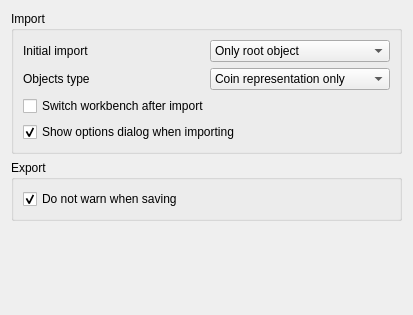
Before: the Qt Designer form ui/preferencesNativeIFC.ui in yorikvanhavre/FreeCAD-NativeIFC, drawn with Qt 5.
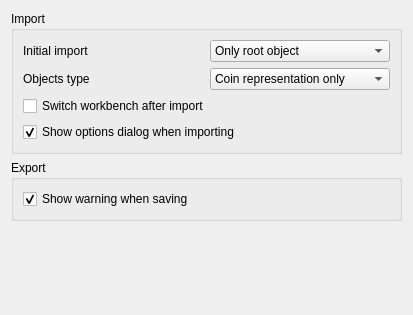
After: the same form once the commit is applied. Custom widgets are drawn as their Qt base class.

Commit message: Added document observer to handle doc saving

What changed in the file:
```diff
--- a/ui/preferencesNativeIFC.ui
+++ b/ui/preferencesNativeIFC.ui
@@ -139,7 +139,7 @@
       <item>
        <widget class="Gui::PrefCheckBox" name="checkBox_2">
         <property name="text">
-         <string>Do not warn when saving</string>
+         <string>Show warning when saving</string>
         </property>
         <property name="checked">
          <bool>true</bool>
```
Left out of the diff: 3 changed lines with no effect on the pictures. The commit also changes 4 other files.
